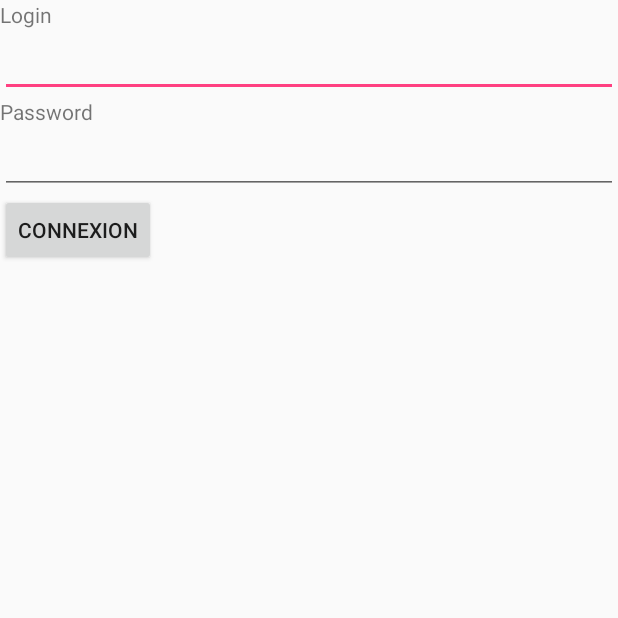
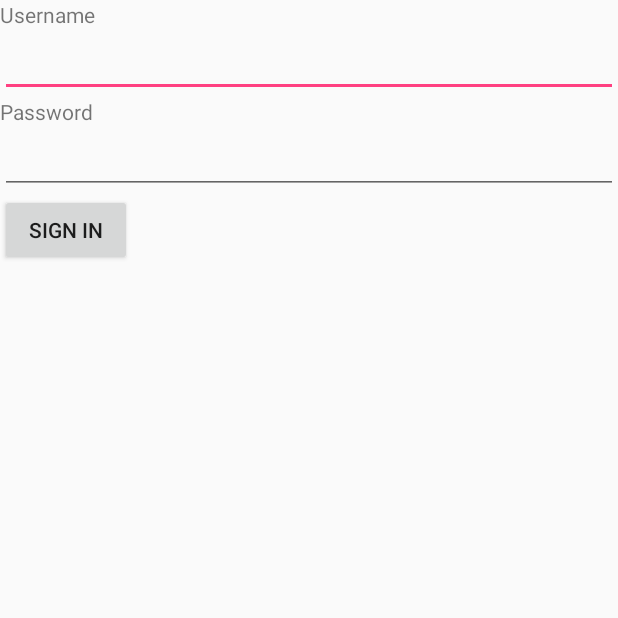
Before and after one commit to tonyButhod/RentingManager, an Android app: the screen it shows after launch (ConnexionActivity before the commit, LoginActivity after it), on a phone screen of 412 x 824 dp, the top half of it. Run offline under Robolectric (Android 15) with nearby library versions, the phone set to English and light mode, and no system bars.

Commit message:
Sign out button and refactor:
-Add a sign out button in the main activity.
-Refactor for greater clarity.

```diff
--- a/app/src/main/AndroidManifest.xml
+++ b/app/src/main/AndroidManifest.xml
@@ -20,7 +20,7 @@
             </intent-filter>
         </activity>
 
-        <activity android:name=".ConnexionActivity"
+        <activity android:name=".LoginActivity"
             android:exported="true">
         </activity>
         <activity android:name=".RentActivity"
--- a/app/src/main/java/buthod/tony/rentingmanager/ConnexionActivity.java
+++ b/app/src/main/java/buthod/tony/rentingmanager/LoginActivity.java
@@ -13,23 +13,23 @@ import android.widget.Toast;
 import org.json.JSONException;
 import org.json.JSONObject;
 
-public class ConnexionActivity extends Activity {
+public class LoginActivity extends Activity {
 
-    private EditText mLogin = null;
+    private EditText mUsername = null;
     private EditText mPassword = null;
-    private Button mConnexion = null;
+    private Button mSignIn = null;
 
     private boolean mPostRunning = false;
 
     @Override
     protected void onCreate(Bundle savedInstanceState) {
         super.onCreate(savedInstanceState);
-        setContentView(R.layout.connexion);
+        setContentView(R.layout.login);
         // Initialize fields
-        mLogin = (EditText) findViewById(R.id.login);
+        mUsername = (EditText) findViewById(R.id.username);
         mPassword = (EditText) findViewById(R.id.password);
-        mConnexion = (Button) findViewById(R.id.connexion);
-        mConnexion.setOnClickListener(new View.OnClickListener() {
+        mSignIn = (Button) findViewById(R.id.sign_in);
+        mSignIn.setOnClickListener(new View.OnClickListener() {
             @Override
             public void onClick(View v) {
                 // Try to connect to the database.
@@ -38,8 +38,8 @@ public class ConnexionActivity extends Activity {
                             Toast.LENGTH_SHORT).show();
                 } else {
                     mPostRunning = true;
-                    SendPostRequest req = new SendPostRequest(SendPostRequest.CONNEXION);
-                    req.addPostParam(SendPostRequest.LOGIN_KEY, mLogin.getText().toString());
+                    SendPostRequest req = new SendPostRequest(SendPostRequest.LOGIN);
+                    req.addPostParam(SendPostRequest.USERNAME_KEY, mUsername.getText().toString());
                     req.addPostParam(SendPostRequest.PASSWORD_KEY, mPassword.getText().toString());
                     req.setOnPostExecute(new SendPostRequest.OnPostExecute() {
                         @Override
@@ -55,16 +55,16 @@ public class ConnexionActivity extends Activity {
 
     private void checkResultRequest(boolean success, String result) {
         if (success) {
-            // Save login and hash in sharedPreferences
+            // Save username and hash in sharedPreferences
             SharedPreferences prefs = getSharedPreferences(SendPostRequest.PREFS,
                     Context.MODE_PRIVATE);
             SharedPreferences.Editor editor = prefs.edit();
             try {
                 JSONObject resObj = new JSONObject(result);
-                String login = resObj.getString(SendPostRequest.LOGIN_KEY);
-                String password = resObj.getString(SendPostRequest.PASSWORD_KEY);
-                editor.putString(SendPostRequest.LOGIN_KEY, login);
-                editor.putString(SendPostRequest.HASH_KEY, password);
+                String username = resObj.getString(SendPostRequest.USERNAME_KEY);
+                String hash = resObj.getString(SendPostRequest.HASH_KEY);
+                editor.putString(SendPostRequest.USERNAME_KEY, username);
+                editor.putString(SendPostRequest.HASH_KEY, hash);
                 // Need to write data immediately
                 editor.commit();
                 // Start main activity
@@ -73,7 +73,7 @@ public class ConnexionActivity extends Activity {
                 finish();
             }
             catch (JSONException e) {
-                Toast.makeText(getBaseContext(), "Login or Password invalid",
+                Toast.makeText(getBaseContext(), "Username or Password invalid",
                         Toast.LENGTH_SHORT).show();
                 mPassword.setText("");
                 mPassword.invalidate();
--- a/app/src/main/java/buthod/tony/rentingmanager/MainActivity.java
+++ b/app/src/main/java/buthod/tony/rentingmanager/MainActivity.java
@@ -24,8 +24,9 @@ public class MainActivity extends Activity {
 
     private TextView mTitle = null;
     private LinearLayout mRentsLayout = null;
+    private Button mSignOut = null;
 
-    private String mLogin = null;
+    private String mUsername = null;
     private String mHash = null; // Contain the hash of the password
 
     @Override
@@ -35,13 +36,14 @@ public class MainActivity extends Activity {
 
         mTitle = (TextView) findViewById(R.id.title);
         mRentsLayout = (LinearLayout) findViewById(R.id.rentsLayout);
+        mSignOut = (Button) findViewById(R.id.sign_out);
         // Check preferences to automatic connection
         SharedPreferences prefs = getSharedPreferences(SendPostRequest.PREFS, Context.MODE_PRIVATE);
-        String prefLogin = prefs.getString(SendPostRequest.LOGIN_KEY, null);
+        String prefUsername = prefs.getString(SendPostRequest.USERNAME_KEY, null);
         String prefHash = prefs.getString(SendPostRequest.HASH_KEY, null);
-        if (prefLogin != null && prefHash != null) {
+        if (prefUsername != null && prefHash != null) {
             SendPostRequest req = new SendPostRequest(SendPostRequest.GET_MAIN_RENTS);
-            req.addPostParam(SendPostRequest.LOGIN_KEY, prefLogin);
+            req.addPostParam(SendPostRequest.USERNAME_KEY, prefUsername);
             req.addPostParam(SendPostRequest.HASH_KEY, prefHash);
             req.setOnPostExecute(new SendPostRequest.OnPostExecute() {
                 @Override
@@ -53,7 +55,7 @@ public class MainActivity extends Activity {
                         }
                         catch (JSONException e) {
                             // Go to connection activity
-                            Intent intent = new Intent(getBaseContext(), ConnexionActivity.class);
+                            Intent intent = new Intent(getBaseContext(), LoginActivity.class);
                             startActivity(intent);
                             finish();
                         }
@@ -67,18 +69,35 @@ public class MainActivity extends Activity {
             req.execute();
         }
         else {
-            Intent intent = new Intent(getBaseContext(), ConnexionActivity.class);
+            Intent intent = new Intent(getBaseContext(), LoginActivity.class);
             startActivity(intent);
             finish();
         }
+        // Listener for sign out
+        mSignOut.setOnClickListener(new View.OnClickListener() {
+            @Override
+            public void onClick(View v) {
+                // Remove username and hash in sharedPreferences
+                SharedPreferences prefs = getSharedPreferences(SendPostRequest.PREFS,
+                        Context.MODE_PRIVATE);
+                SharedPreferences.Editor editor = prefs.edit();
+                editor.remove(SendPostRequest.USERNAME_KEY);
+                editor.remove(SendPostRequest.PASSWORD_KEY);
+                editor.apply();
+                // Start login activity
+                Intent intent = new Intent(getBaseContext(), LoginActivity.class);
+                startActivity(intent);
+                finish();
+            }
+        });
     }
 
     private void parseResult(String result) throws JSONException {
         JSONObject resObj = new JSONObject(result);
-        mLogin = resObj.getString(SendPostRequest.LOGIN_KEY);
+        mUsername = resObj.getString(SendPostRequest.USERNAME_KEY);
         mHash = resObj.getString(SendPostRequest.HASH_KEY);
         JSONArray rents = resObj.getJSONArray(SendPostRequest.RENTS_KEY);
-        mTitle.setText("Welcome back " + mLogin);
+        mTitle.setText(mUsername);
         for (int i=0; i<rents.length(); i++) {
             JSONObject rent = rents.getJSONObject(i);
             Button button = new Button(getBaseContext());
--- a/app/src/main/java/buthod/tony/rentingmanager/SendPostRequest.java
+++ b/app/src/main/java/buthod/tony/rentingmanager/SendPostRequest.java
@@ -24,7 +24,7 @@ public class SendPostRequest extends AsyncTask<String, Void, String> {
 
     public final static String
             ID_KEY = "id",
-            LOGIN_KEY = "login",
+            USERNAME_KEY = "username",
             PASSWORD_KEY = "password",
             HASH_KEY = "hash",
             ACCESS_KEY = "access",
@@ -40,7 +40,7 @@ public class SendPostRequest extends AsyncTask<String, Void, String> {
             TENANT_KEY = "tenant";
 
     public final static String
-            CONNEXION = "connexion.php",
+            LOGIN = "login.php",
             GET_MAIN_RENTS = "getMainRents.php",
             GET_RENT_INFO = "getRentInfo.php",
             ADD_BOOKING = "addBooking.php",
--- a/app/src/main/res/layout/connexion.xml
+++ b/app/src/main/res/layout/login.xml
@@ -3,26 +3,26 @@
     xmlns:tools="http://schemas.android.com/tools"
     android:layout_width="match_parent"
     android:layout_height="match_parent"
-    tools:context="buthod.tony.rentingmanager.ConnexionActivity">
+    tools:context="buthod.tony.rentingmanager.LoginActivity">
 
     <TextView
-        android:id="@+id/login_label"
+        android:id="@+id/username_label"
         android:layout_width="wrap_content"
         android:layout_height="wrap_content"
-        android:text="@string/login"/>
+        android:text="@string/username"/>
 
     <EditText
-        android:id="@+id/login"
+        android:id="@+id/username"
         android:layout_width="match_parent"
         android:layout_height="wrap_content"
-        android:layout_below="@id/login_label"/>
+        android:layout_below="@id/username_label"/>
 
     <TextView
         android:id="@+id/password_label"
         android:layout_width="wrap_content"
         android:layout_height="wrap_content"
         android:text="@string/password"
-        android:layout_below="@id/login"/>
+        android:layout_below="@id/username"/>
 
     <EditText
         android:id="@+id/password"
@@ -32,10 +32,10 @@
         android:inputType="textPassword"/>
 
     <Button
-        android:id="@+id/connexion"
+        android:id="@+id/sign_in"
         android:layout_width="wrap_content"
         android:layout_height="wrap_content"
-        android:text="@string/connexion"
+        android:text="@string/sign_in"
         android:layout_below="@id/password"/>
 
 </RelativeLayout>
--- a/app/src/main/res/values/strings.xml
+++ b/app/src/main/res/values/strings.xml
@@ -1,8 +1,9 @@
 <resources>
     <string name="app_name">Logis</string>
-    <string name="login">Login</string>
+    <string name="username">Username</string>
     <string name="password">Password</string>
-    <string name="connexion">Connexion</string>
+    <string name="sign_in">Sign in</string>
+    <string name="sign_out">Sign out</string>
     <string name="accessDenied">Access denied</string>
     <string name="tenant">Tenant :</string>
     <string name="tenants">Tenants :</string>
@@ -11,5 +12,5 @@
     <string name="noDateSelected">Please select a week on the calendar</string>
     <string name="addBookingTitle">Add a booking</string>
     <string name="removeBookingTitle">Remove a booking</string>
-    <string name="noBookingRight">You haven\'t the right to add a booking</string>
+    <string name="noBookingRight">You haven\'t the right to add or remove a booking</string>
 </resources>
```
Also changed, not shown: app/src/main/java/buthod/tony/rentingmanager/RentActivity.java (+9 -9 lines), app/src/main/res/layout/main.xml (+27 -5 lines), 6 other files.
